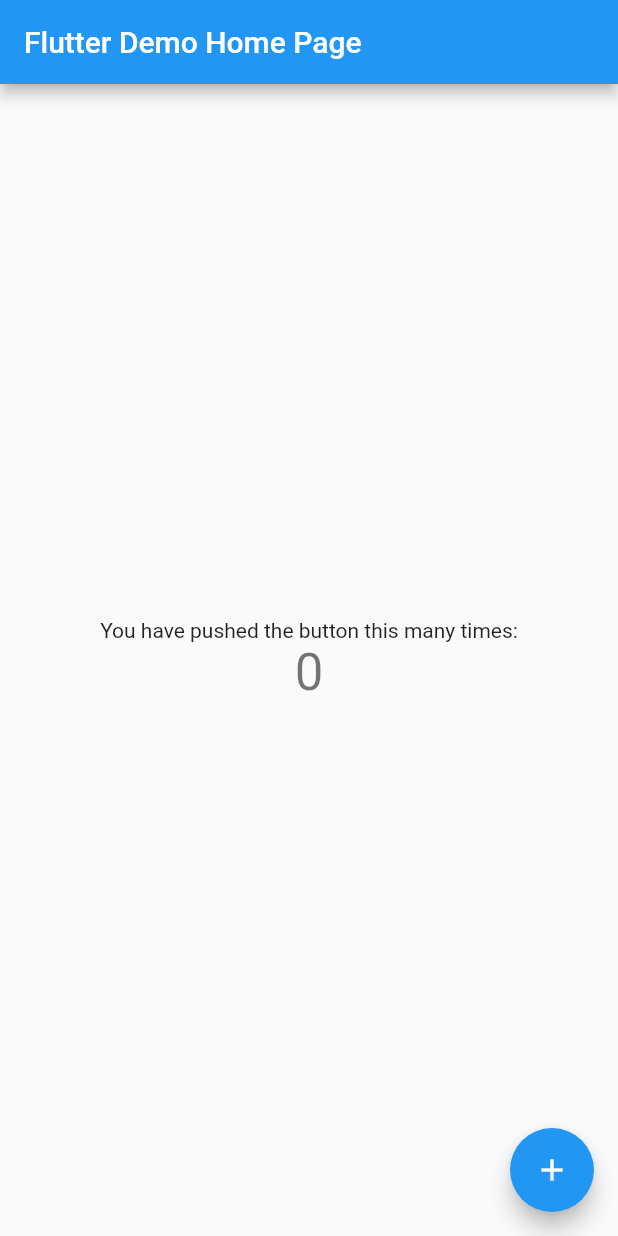
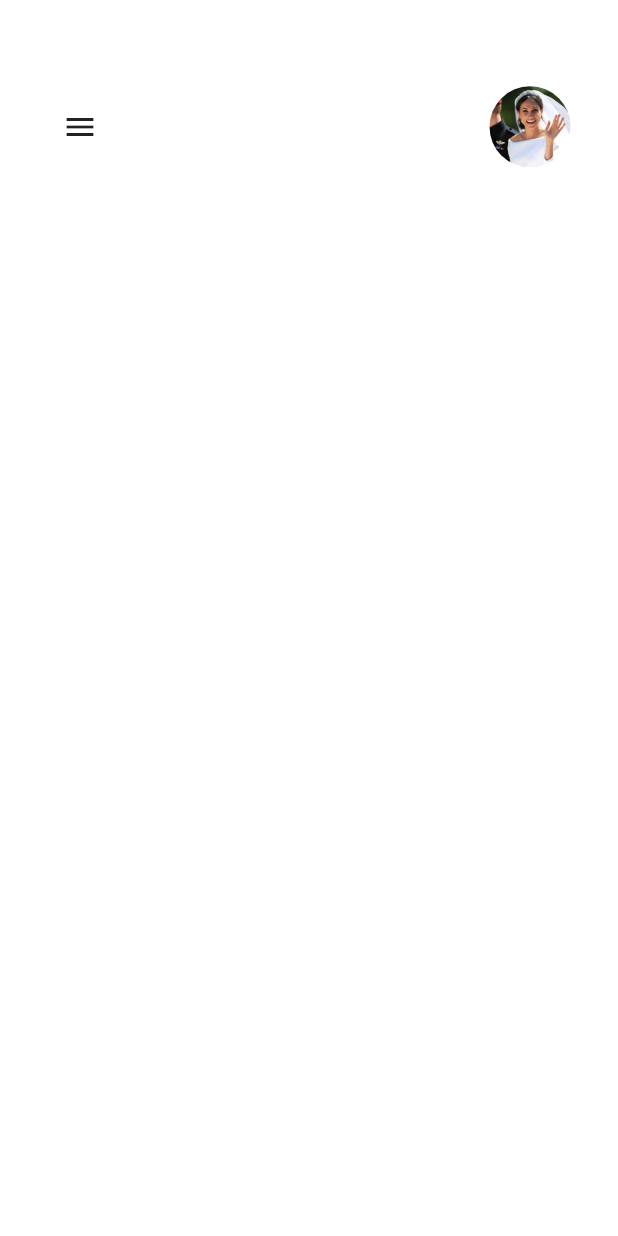
Before and after one commit to LuisGuilhermeBispo/Flutter_E-Commerce, a Flutter app: the screen it shows after launch, on a phone screen of 412 x 824 dp. Run offline on Flutter 3.47's test engine with Material 2 defaults, Android fonts, the phone set to English and light mode, and no system bars; our stand-ins replace flutter_screenutil.

Commit message:
Menu e Foto de Perfil

```diff
--- a/myapp/lib/main.dart
+++ b/myapp/lib/main.dart
@@ -1,4 +1,6 @@
 import 'package:flutter/material.dart';
+import 'package:flutter_screenutil/flutter_screenutil.dart';
+import 'package:myapp/utils/profileClipper.dart';
 
 void main() => runApp(MyApp());
 
@@ -9,103 +11,63 @@ class MyApp extends StatelessWidget {
     return MaterialApp(
       title: 'Flutter Demo',
       theme: ThemeData(
-        // This is the theme of your application.
-        //
-        // Try running your application with "flutter run". You'll see the
-        // application has a blue toolbar. Then, without quitting the app, try
-        // changing the primarySwatch below to Colors.green and then invoke
-        // "hot reload" (press "r" in the console where you ran "flutter run",
-        // or simply save your changes to "hot reload" in a Flutter IDE).
-        // Notice that the counter didn't reset back to zero; the application
-        // is not restarted.
         primarySwatch: Colors.blue,
       ),
-      home: MyHomePage(title: 'Flutter Demo Home Page'),
+      home: MyHomePage(),
     );
   }
 }
 
 class MyHomePage extends StatefulWidget {
-  MyHomePage({Key key, this.title}) : super(key: key);
 
-  // This widget is the home page of your application. It is stateful, meaning
-  // that it has a State object (defined below) that contains fields that affect
-  // how it looks.
-
-  // This class is the configuration for the state. It holds the values (in this
-  // case the title) provided by the parent (in this case the App widget) and
-  // used by the build method of the State. Fields in a Widget subclass are
-  // always marked "final".
-
-  final String title;
 
   @override
   _MyHomePageState createState() => _MyHomePageState();
 }
 
 class _MyHomePageState extends State<MyHomePage> {
-  int _counter = 0;
-
-  void _incrementCounter() {
-    setState(() {
-      // This call to setState tells the Flutter framework that something has
-      // changed in this State, which causes it to rerun the build method below
-      // so that the display can reflect the updated values. If we changed
-      // _counter without calling setState(), then the build method would not be
-      // called again, and so nothing would appear to happen.
-      _counter++;
-    });
-  }
 
   @override
   Widget build(BuildContext context) {
-    // This method is rerun every time setState is called, for instance as done
-    // by the _incrementCounter method above.
-    //
-    // The Flutter framework has been optimized to make rerunning build methods
-    // fast, so that you can just rebuild anything that needs updating rather
-    // than having to individually change instances of widgets.
+    ScreenUtil.instance = ScreenUtil(
+      width: 1125,
+      height: 2436,
+      allowFontScaling: true
+    )..init(context);
     return Scaffold(
-      appBar: AppBar(
-        // Here we take the value from the MyHomePage object that was created by
-        // the App.build method, and use it to set our appbar title.
-        title: Text(widget.title),
-      ),
-      body: Center(
-        // Center is a layout widget. It takes a single child and positions it
-        // in the middle of the parent.
+      backgroundColor: Colors.white,
+      body: SingleChildScrollView(
         child: Column(
-          // Column is also a layout widget. It takes a list of children and
-          // arranges them vertically. By default, it sizes itself to fit its
-          // children horizontally, and tries to be as tall as its parent.
-          //
-          // Invoke "debug painting" (press "p" in the console, choose the
-          // "Toggle Debug Paint" action from the Flutter Inspector in Android
-          // Studio, or the "Toggle Debug Paint" command in Visual Studio Code)
-          // to see the wireframe for each widget.
-          //
-          // Column has various properties to control how it sizes itself and
-          // how it positions its children. Here we use mainAxisAlignment to
-          // center the children vertically; the main axis here is the vertical
-          // axis because Columns are vertical (the cross axis would be
-          // horizontal).
-          mainAxisAlignment: MainAxisAlignment.center,
+          crossAxisAlignment: CrossAxisAlignment.start,
           children: <Widget>[
-            Text(
-              'You have pushed the button this many times:',
-            ),
-            Text(
-              '$_counter',
-              style: Theme.of(context).textTheme.display1,
-            ),
+            Padding(
+              padding: EdgeInsets.only(
+                top: ScreenUtil().setHeight(170),
+                left: ScreenUtil().setWidth(80),
+                right: ScreenUtil().setWidth(80)
+              ),
+              child: Row(
+                mainAxisAlignment: MainAxisAlignment.spaceBetween,
+                children: <Widget>[
+                  IconButton(
+                    icon:  Icon(Icons.menu),
+                    onPressed: (){},
+                  ),
+                  ClipOval(
+                    clipper: ProfileClipper(),
+                    child: Image.asset(
+                      "assets/portrait.jpg",
+                    width: ScreenUtil().setWidth(160),
+                    height: ScreenUtil().setHeight(160),
+                    fit: BoxFit.cover,
+                    ),
+                  ),
+                ],
+              ),
+            )
           ],
         ),
       ),
-      floatingActionButton: FloatingActionButton(
-        onPressed: _incrementCounter,
-        tooltip: 'Increment',
-        child: Icon(Icons.add),
-      ), // This trailing comma makes auto-formatting nicer for build methods.
     );
   }
 }
--- /dev/null
+++ b/myapp/lib/utils/profileClipper.dart
@@ -0,0 +1,18 @@
+import 'dart:math';
+
+import 'package:flutter/material.dart';
+
+class ProfileClipper extends CustomClipper<Rect>{
+
+  @override
+  Rect getClip(Size size){
+    return Rect.fromCircle(
+      center: Offset(size.width / 2, size.height / 2),
+      radius: min(size.width, size.height) / 2,
+    );
+  }
+
+  @override
+  bool shouldReclip(CustomClipper<Rect> oldClipper) => false;
+
+}
--- a/myapp/pubspec.yaml
+++ b/myapp/pubspec.yaml
@@ -23,6 +23,7 @@ dependencies:
   # The following adds the Cupertino Icons font to your application.
   # Use with the CupertinoIcons class for iOS style icons.
   cupertino_icons: ^0.1.2
+  flutter_screenutil: ^0.5.3
 
 dev_dependencies:
   flutter_test:
@@ -44,6 +45,8 @@ flutter:
   # assets:
   #  - images/a_dot_burr.jpeg
   #  - images/a_dot_ham.jpeg
+  assets:
+    - assets/portrait.jpg
 
   # An image asset can refer to one or more resolution-specific "variants", see
   # https://flutter.dev/assets-and-images/#resolution-aware.
```
Also changed, not shown: myapp/assets/portrait.jpg (added), myapp/assets/portrait.png (added).
